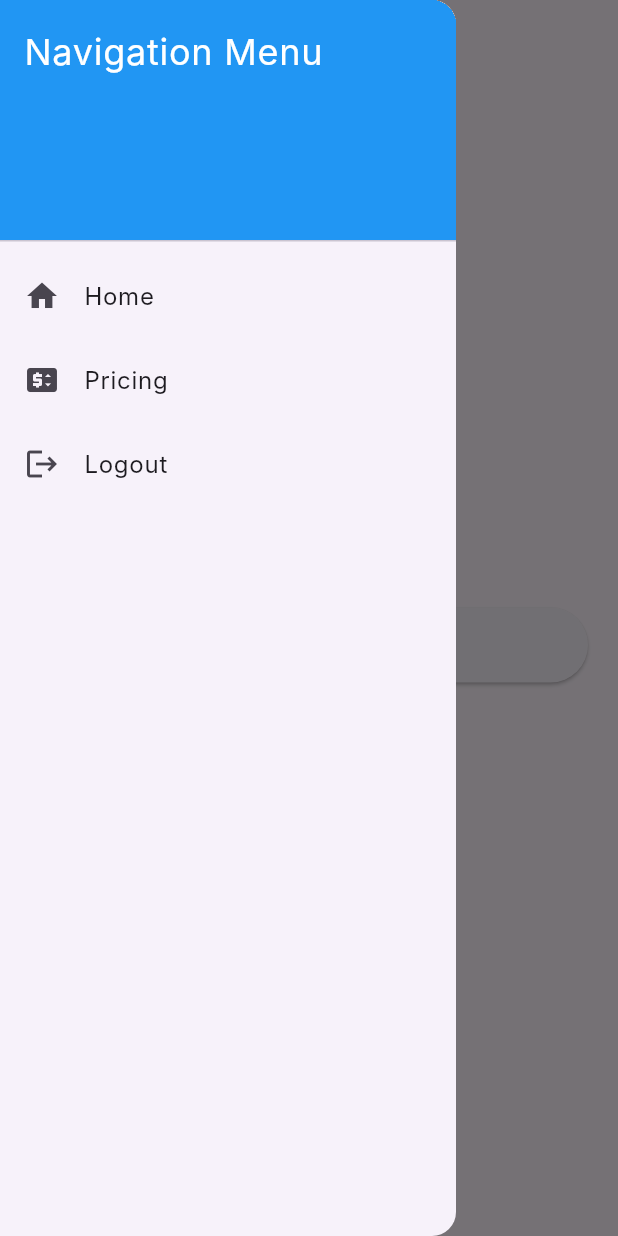
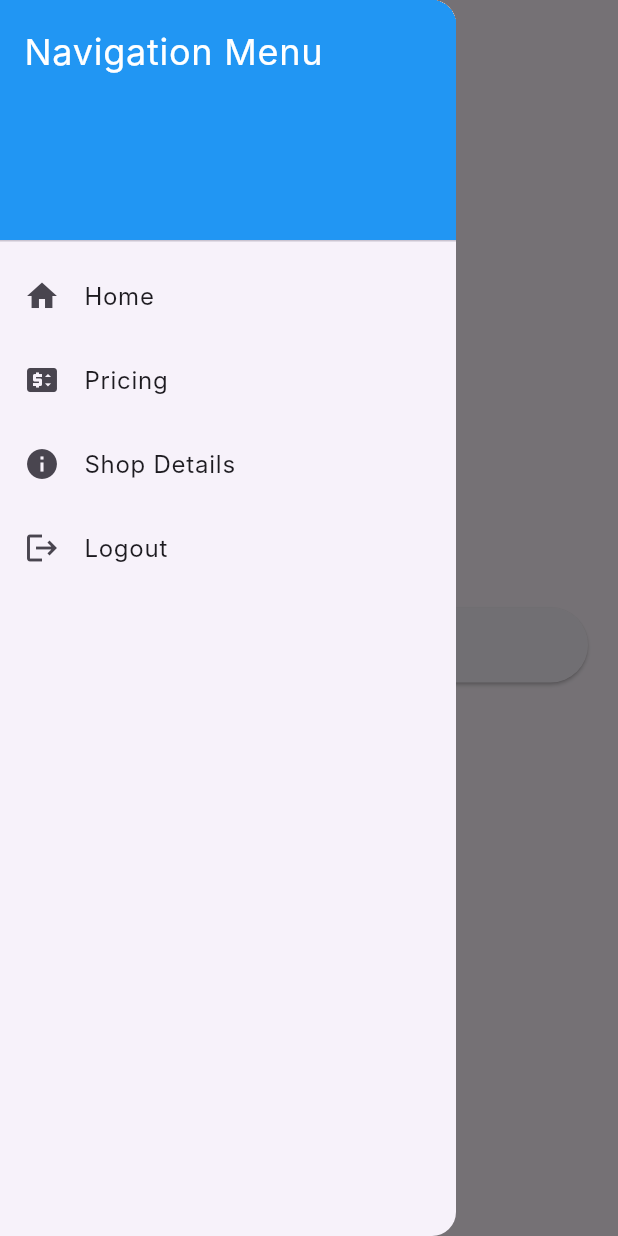
Before and after one commit to Ahtisham-1214/Tailor-Management-System-Flutter, a Flutter app: the HomeScreen screen opened directly, with the side drawer open, on a phone screen of 412 x 824 dp. Run offline on Flutter 3.47's test engine with Material 3 defaults, Android fonts, the phone set to English and light mode, and no system bars; our stand-ins replace sqflite; accounts and stored records are empty; Roboto replaces fonts that are missing (Inter).

Commit message:
added shop details option in drawer

```diff
--- a/lib/home_screen.dart
+++ b/lib/home_screen.dart
@@ -1,5 +1,6 @@
 import 'package:flutter/material.dart';
 import 'package:tailor_management/customer_screen.dart';
+import 'package:tailor_management/shop_detail_screen.dart';
 import 'main.dart';
 import 'prices_screen.dart';
 
@@ -41,6 +42,14 @@ class HomeScreen extends StatelessWidget {
               },
             ),
             ListTile(
+              leading: const Icon(Icons.info),
+              title: const Text('Shop Details'),
+              onTap: () {
+                Navigator.push(context,
+                    MaterialPageRoute(builder: (context) => const ShopDetailScreen()));
+              },
+            ),
+            ListTile(
               leading: const Icon(Icons.logout),
               title: const Text('Logout'),
               onTap: () {
```
